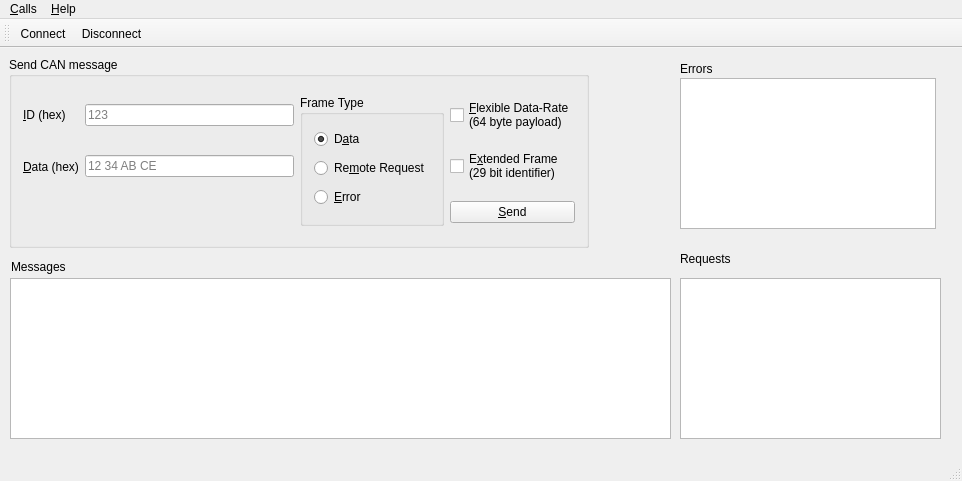
The window that can/mainwindow.ui (taoxianfeng/BMS) describes before a commit, drawn with Qt 5.
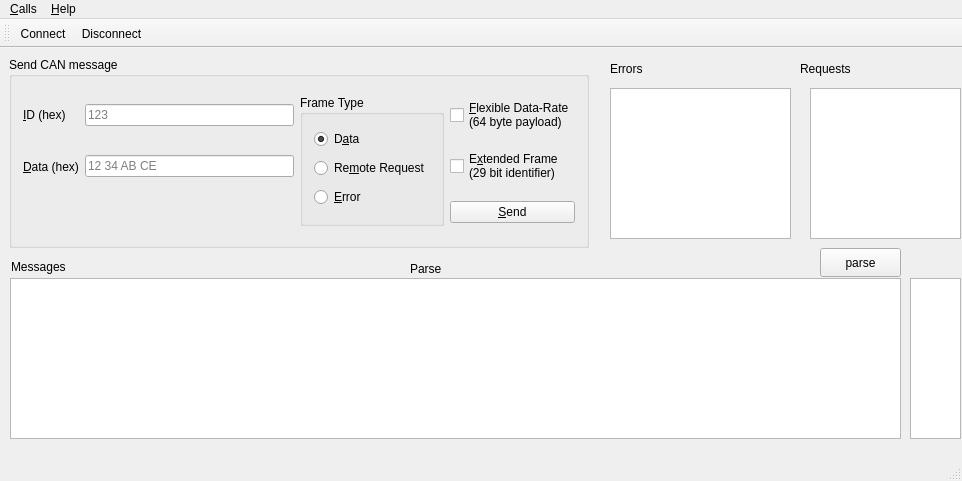
The same window after the commit. Icons and pictures are not drawn.

The edit to the form file:
```diff
--- a/can/mainwindow.ui
+++ b/can/mainwindow.ui
@@ -146,7 +146,7 @@
    <widget class="QLabel" name="label_6">
     <property name="geometry">
      <rect>
-      <x>680</x>
+      <x>610</x>
       <y>10</y>
       <width>41</width>
       <height>21</height>
@@ -161,7 +161,7 @@
      <rect>
       <x>10</x>
       <y>230</y>
-      <width>661</width>
+      <width>891</width>
       <height>161</height>
      </rect>
     </property>
@@ -172,19 +172,19 @@
     </property>
     <property name="geometry">
      <rect>
-      <x>680</x>
-      <y>230</y>
-      <width>261</width>
-      <height>161</height>
+      <x>810</x>
+      <y>40</y>
+      <width>151</width>
+      <height>151</height>
      </rect>
     </property>
    </widget>
    <widget class="QListWidget" name="errorList">
     <property name="geometry">
      <rect>
-      <x>680</x>
-      <y>30</y>
-      <width>256</width>
+      <x>610</x>
+      <y>40</y>
+      <width>181</width>
       <height>151</height>
      </rect>
     </property>
@@ -192,8 +192,8 @@
    <widget class="QLabel" name="label_5">
     <property name="geometry">
      <rect>
-      <x>680</x>
-      <y>200</y>
+      <x>800</x>
+      <y>10</y>
       <width>66</width>
       <height>21</height>
      </rect>
@@ -202,6 +202,45 @@
      <string>Requests</string>
     </property>
    </widget>
+   <widget class="QListWidget" name="parseList">
+    <property name="enabled">
+     <bool>true</bool>
+    </property>
+    <property name="geometry">
+     <rect>
+      <x>910</x>
+      <y>230</y>
+      <width>51</width>
+      <height>161</height>
+     </rect>
+    </property>
+   </widget>
+   <widget class="QLabel" name="label_7">
+    <property name="geometry">
+     <rect>
+      <x>410</x>
+      <y>210</y>
+      <width>66</width>
+      <height>21</height>
+     </rect>
+    </property>
+    <property name="text">
+     <string>Parse</string>
+    </property>
+   </widget>
+   <widget class="QPushButton" name="parseButton">
+    <property name="geometry">
+     <rect>
+      <x>820</x>
+      <y>200</y>
+      <width>81</width>
+      <height>29</height>
+     </rect>
+    </property>
+    <property name="text">
+     <string>parse</string>
+    </property>
+   </widget>
   </widget>
   <widget class="QMenuBar" name="menuBar">
    <property name="geometry">
```
Left out of the diff: 8 changed lines with no effect on the pictures.
